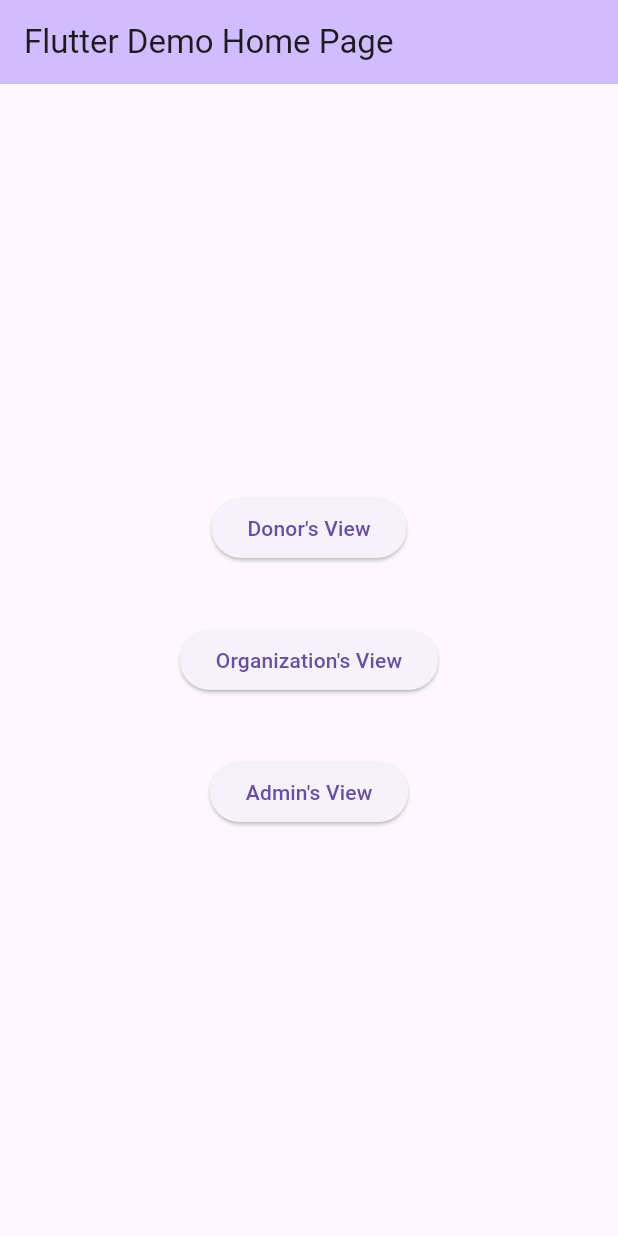
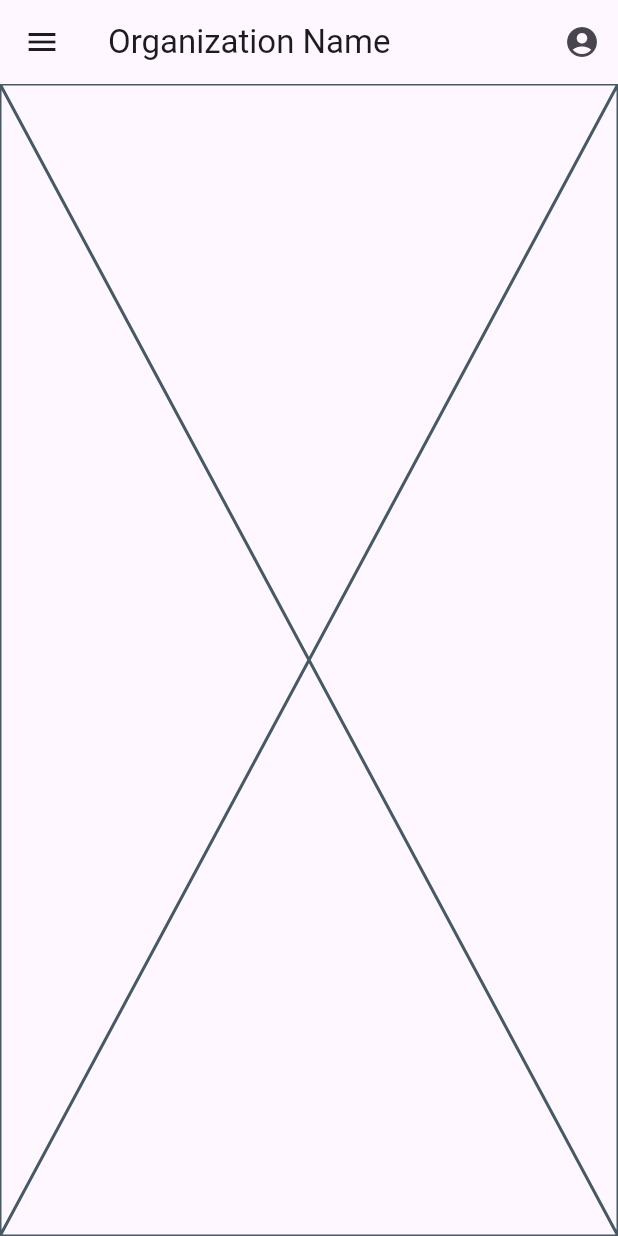
Before and after one commit to jabaleda/cmsc23-u2l-project-group1, a Flutter app: the screen it shows after launch, after a tap on "Organization's View", on a phone screen of 412 x 824 dp. Run offline on Flutter 3.47's test engine with Material 3 defaults, Android fonts, the phone set to English and light mode, and no system bars.

Commit message:
feat: added organization screen and widgets required

```diff
--- a/lib/main.dart
+++ b/lib/main.dart
@@ -1,5 +1,6 @@
 import 'package:flutter/material.dart';
 import 'package:my_app/pages/home_page.dart';
+import 'package:my_app/pages/org_home.dart';
 
 void main() {
   runApp(const MyApp());
@@ -16,6 +17,7 @@ class MyApp extends StatelessWidget {
       initialRoute: '/',
       routes: {
         '/': (context) => const MyHomePage(title: "Flutter Demo Home Page"),
+        '/organization': (context) => const OrganizationHome(),
       },
       theme: ThemeData(
         primarySwatch: Colors.blue,
--- a/lib/pages/home_page.dart
+++ b/lib/pages/home_page.dart
@@ -79,7 +79,8 @@ class _MyHomePageState extends State<MyHomePage> {
     margin: const EdgeInsets.all(20),
     child: ElevatedButton(
       onPressed: () {
-        //
+        Navigator.pop(context);
+        Navigator.pushNamed(context, "/organization");
       },
       child: Text("Organization's View")
     ),
--- /dev/null
+++ b/lib/pages/org_home.dart
@@ -0,0 +1,72 @@
+// Organization Home Page
+// Display list of donations
+import 'package:flutter/material.dart';
+
+class OrganizationHome extends StatefulWidget {
+  const OrganizationHome({super.key});
+
+  @override
+  State<OrganizationHome> createState() => _OrganizationHomeState();
+}
+
+class _OrganizationHomeState extends State<OrganizationHome> {
+  @override
+  Widget build(BuildContext context) {
+    return Scaffold(
+      appBar: AppBar(
+        title: Text("Organization Name"),
+        actions: <Widget>[
+          IconButton(
+            onPressed: () => {
+              // go to profile screen ?
+            },
+            icon: Icon(Icons.account_circle_sharp),
+            )
+        ],
+      ),
+      drawer: const OrgDrawer(),
+      body: const DonationList(),
+    );
+  }
+}
+
+class DonationList extends StatefulWidget {
+  const DonationList({super.key});
+
+  @override
+  State<DonationList> createState() => _DonationListState();
+}
+
+class _DonationListState extends State<DonationList> {
+  @override
+  Widget build(BuildContext context) {
+    return const Placeholder();
+  }
+}
+
+class OrgDrawer extends StatefulWidget {
+  const OrgDrawer({super.key});
+
+  @override
+  State<OrgDrawer> createState() => _OrgDrawerState();
+}
+
+class _OrgDrawerState extends State<OrgDrawer> {
+  @override
+  Widget build(BuildContext context) {
+    return Drawer(
+      child: ListView(
+        children: [
+          DrawerHeader(child: Text("Organization Name")),
+          ListTile(
+            title: Text("Donation Drives"),
+            onTap: () => {
+              // pop
+              // pushNamed
+            },
+          ),
+        ],
+      ),
+    );
+  }
+}
```
